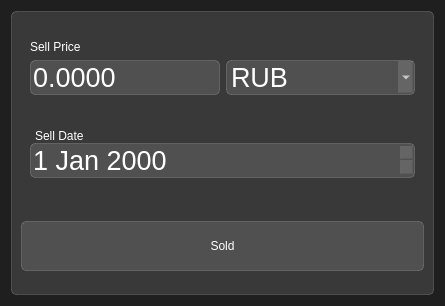
The window that ui/base/ui_dialog_sold.ui (A-Lazar-A/LazarusApp) describes before a commit, drawn with Qt 5.
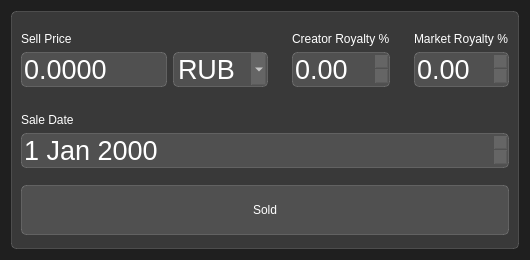
The same window after the commit.

Commit message: Added Creator and Market royalty, changed calculation of income

```diff
--- a/ui/base/ui_dialog_sold.ui
+++ b/ui/base/ui_dialog_sold.ui
@@ -6,10 +6,22 @@
    <rect>
     <x>0</x>
     <y>0</y>
-    <width>445</width>
-    <height>306</height>
+    <width>530</width>
+    <height>260</height>
    </rect>
   </property>
+  <property name="sizePolicy">
+   <sizepolicy hsizetype="Preferred" vsizetype="Preferred">
+    <horstretch>0</horstretch>
+    <verstretch>0</verstretch>
+   </sizepolicy>
+  </property>
+  <property name="minimumSize">
+   <size>
+    <width>530</width>
+    <height>0</height>
+   </size>
+  </property>
   <property name="windowTitle">
    <string>Dialog</string>
   </property>
@@ -17,7 +29,7 @@
    <string notr="true">background-color: rgb(31, 31, 31);
 color: rgb(255, 255, 255);</string>
   </property>
-  <layout class="QVBoxLayout" name="verticalLayout">
+  <layout class="QHBoxLayout" name="horizontalLayout_3">
    <item>
     <widget class="QFrame" name="frame">
      <property name="sizePolicy">
@@ -59,6 +71,9 @@
 </string>
           </property>
           <layout class="QVBoxLayout" name="verticalLayout_4">
+           <property name="leftMargin">
+            <number>0</number>
+           </property>
            <item>
             <widget class="QLabel" name="label_4">
              <property name="maximumSize">
@@ -173,10 +188,91 @@
           </layout>
          </widget>
         </item>
+        <item>
+         <widget class="QFrame" name="frame_3">
+          <property name="sizePolicy">
+           <sizepolicy hsizetype="Minimum" vsizetype="Maximum">
+            <horstretch>0</horstretch>
+            <verstretch>0</verstretch>
+           </sizepolicy>
+          </property>
+          <property name="styleSheet">
+           <string notr="true">QFrame{
+background-color: none;
+border:none;
+}
+</string>
+          </property>
+          <property name="frameShape">
+           <enum>QFrame::StyledPanel</enum>
+          </property>
+          <property name="frameShadow">
+           <enum>QFrame::Raised</enum>
+          </property>
+          <layout class="QVBoxLayout" name="verticalLayout_3">
+           <item>
+            <widget class="QLabel" name="label">
+             <property name="text">
+              <string>Creator Royalty %</string>
+             </property>
+            </widget>
+           </item>
+           <item>
+            <widget class="QDoubleSpinBox" name="doubleSpinBox">
+             <property name="styleSheet">
+              <string notr="true">font-size: 20pt;</string>
+             </property>
+            </widget>
+           </item>
+          </layout>
+         </widget>
+        </item>
+        <item>
+         <widget class="QFrame" name="frame_2">
+          <property name="sizePolicy">
+           <sizepolicy hsizetype="Minimum" vsizetype="Maximum">
+            <horstretch>0</horstretch>
+            <verstretch>0</verstretch>
+           </sizepolicy>
+          </property>
+          <property name="styleSheet">
+           <string notr="true">QFrame{
+background-color: none;
+border:none;
+}
+</string>
+          </property>
+          <property name="frameShape">
+           <enum>QFrame::StyledPanel</enum>
+          </property>
+          <property name="frameShadow">
+           <enum>QFrame::Raised</enum>
+          </property>
+          <layout class="QVBoxLayout" name="verticalLayout_6">
+           <property name="rightMargin">
+            <number>0</number>
+           </property>
+           <item>
+            <widget class="QLabel" name="label_3">
+             <property name="text">
+              <string>Market Royalty %</string>
+             </property>
+            </widget>
+           </item>
+           <item>
+            <widget class="QDoubleSpinBox" name="doubleSpinBox_2">
+             <property name="styleSheet">
+              <string notr="true">font-size: 20pt;</string>
+             </property>
+            </widget>
+           </item>
+          </layout>
+         </widget>
+        </item>
        </layout>
       </item>
       <item>
-       <layout class="QHBoxLayout" name="horizontalLayout_4">
+       <layout class="QVBoxLayout" name="verticalLayout_2">
         <item>
          <widget class="QFrame" name="sell_date_frame">
           <property name="sizePolicy">
@@ -192,25 +288,17 @@
 }
 </string>
           </property>
-          <layout class="QVBoxLayout" name="verticalLayout_2">
-           <property name="spacing">
+          <layout class="QVBoxLayout" name="verticalLayout">
+           <property name="leftMargin">
+            <number>0</number>
+           </property>
+           <property name="rightMargin">
             <number>0</number>
            </property>
            <item>
-            <widget class="QLabel" name="label_2">
-             <property name="maximumSize">
-              <size>
-               <width>16777215</width>
-               <height>20</height>
-              </size>
-             </property>
-             <property name="styleSheet">
-              <string notr="true">background-color: none;
-border: none;
-margin-left: 2px;</string>
-             </property>
+            <widget class="QLabel" name="label_5">
              <property name="text">
-              <string>Sell Date</string>
+              <string>Sale Date</string>
              </property>
             </widget>
            </item>
@@ -253,40 +341,6 @@
         </item>
        </layout>
       </item>
-      <item>
-       <widget class="QFrame" name="q_frame">
-        <property name="sizePolicy">
-         <sizepolicy hsizetype="Preferred" vsizetype="Maximum">
-          <horstretch>0</horstretch>
-          <verstretch>0</verstretch>
-         </sizepolicy>
-        </property>
-        <property name="styleSheet">
-         <string notr="true">QFrame{
-background-color: none;
-border:none;
-}
-</string>
-        </property>
-        <layout class="QVBoxLayout" name="verticalLayout_5">
-         <property name="spacing">
-          <number>6</number>
-         </property>
-         <property name="leftMargin">
-          <number>1</number>
-         </property>
-         <property name="topMargin">
-          <number>1</number>
-         </property>
-         <property name="rightMargin">
-          <number>1</number>
-         </property>
-         <property name="bottomMargin">
-          <number>1</number>
-         </property>
-        </layout>
-       </widget>
-      </item>
       <item>
        <widget class="QPushButton" name="sold_dialog_button">
         <property name="minimumSize">
```
The commit also changes 9 other files.
